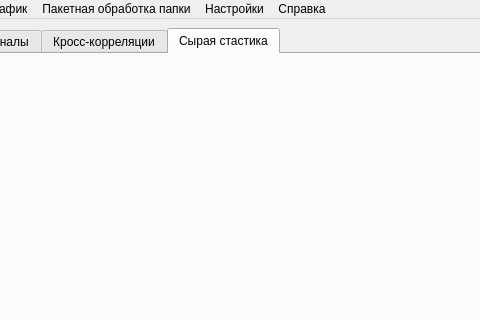
This is ui/mainwindow.ui in Asmedyanov/SignalViewer_GunTeam as Qt 5 draws it before an edit; both pictures show x 208 to 688 and y 0 to 320 of the 1001 by 600 pixel window. The edited form follows.
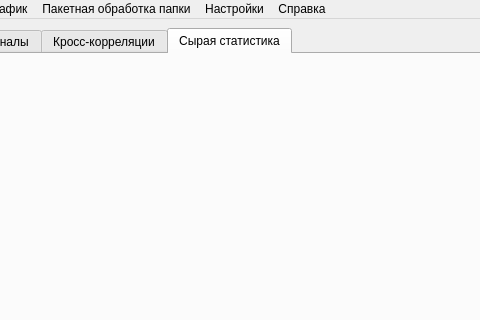
This is the edited form. Icons and pictures are not drawn.

Diff of the .ui file:
```diff
--- a/ui/mainwindow.ui
+++ b/ui/mainwindow.ui
@@ -41,7 +41,7 @@
         </widget>
         <widget class="QWidget" name="tab_4">
          <attribute name="title">
-          <string>Сырая стастика</string>
+          <string>Сырая статистика</string>
          </attribute>
         </widget>
        </widget>
```
